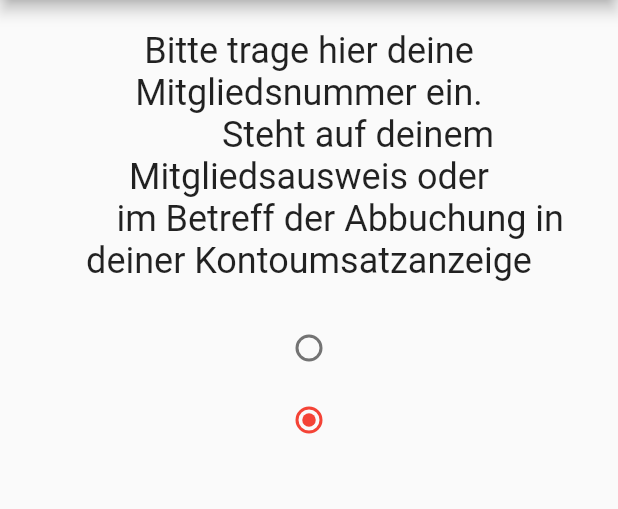
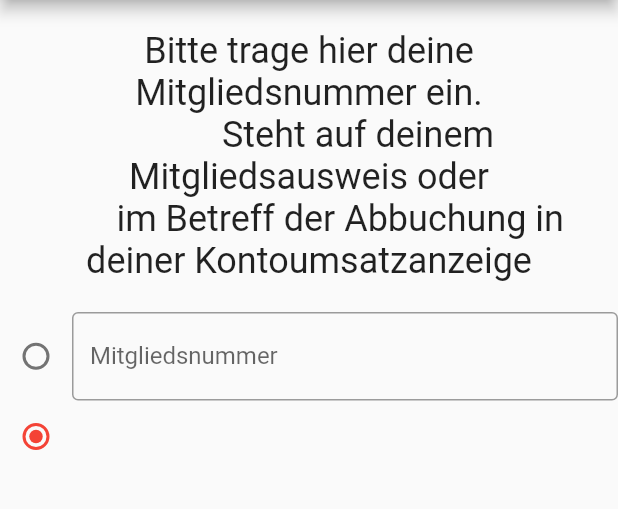
Before and after one commit to Fricofresh/Verdi_Jugend_Streikerfassung, a Flutter app: the MembershipNumberPage screen opened by its route, on a phone screen of 412 x 824 dp, the part 84-593 px from its top. Run offline on Flutter 3.47's test engine with Material 2 defaults, Android fonts, the phone set to English and light mode, and no system bars.

Commit message:
Mitgliedsnummerabfrage aktualisiert

```diff
--- a/lib/sites/membershipNumberPage.dart
+++ b/lib/sites/membershipNumberPage.dart
@@ -28,20 +28,45 @@ class MembershipNumberPageState extends State<MembershipNumberPage>
        im Betreff der Abbuchung in deiner Kontoumsatzanzeige""",
       children:
       [
-        new Column(
-          mainAxisAlignment: MainAxisAlignment.center,
-          children: <Widget>[
-            new Radio(
+         new Row
+	    (
+		  crossAxisAlignment: CrossAxisAlignment.center,
+		  children: <Widget>
+		  [
+		    new Radio
+		    (
 			  value: 0,
 			  groupValue: _radiobuttonvalue,
 			  onChanged: (value) => _handleswitch(value),
 		    ),
-            new Radio(
+		    new Flexible
+		    (
+			  child:
+			  (
+			  	new TextField
+				(
+				   controller: new TextEditingController(),
+				   decoration: InputDecoration
+				   (
+				   	border: OutlineInputBorder(),
+				   	labelText: 'Mitgliedsnummer',
+				   )
+				)
+			  )
+		    )
+		  ],
+	    ),
+	    new Row
+	    (
+		  children: <Widget>
+		  [
+		    new Radio
+		    (
 			 value: 1,
 			 groupValue: _radiobuttonvalue,
 			 onChanged: (value) => _handleswitch(value),
 			),
-          ],
+		  ]
 		)
 	 ],
     );
@@ -49,6 +74,9 @@ class MembershipNumberPageState extends State<MembershipNumberPage>
 
   void _handleswitch(value)
   {
+	setState(()
+	 {
 	    _radiobuttonvalue = value;
+	 });
   }
 }
```
Lines whose indentation alone changed are shown as unchanged.
